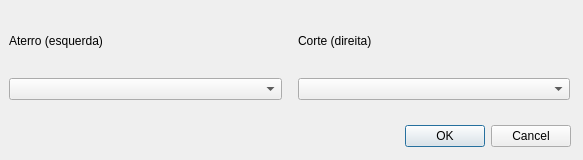
Old version of the form app/view/ui/setTransPtsIndexes.ui in the repository matheusfillipe/Topografia.
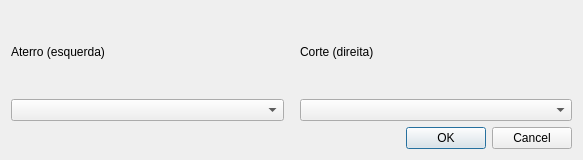
New version of the form.

Commit message: Criar Traçado Horizontal - Gerar traçado shapefile

```diff
--- a/app/view/ui/setTransPtsIndexes.ui
+++ b/app/view/ui/setTransPtsIndexes.ui
@@ -13,31 +13,8 @@
   <property name="windowTitle">
    <string>Pontos de corte e aterro</string>
   </property>
-  <widget class="QDialogButtonBox" name="buttonBox">
-   <property name="geometry">
-    <rect>
-     <x>230</x>
-     <y>120</y>
-     <width>341</width>
-     <height>32</height>
-    </rect>
-   </property>
-   <property name="orientation">
-    <enum>Qt::Horizontal</enum>
-   </property>
-   <property name="standardButtons">
-    <set>QDialogButtonBox::Cancel|QDialogButtonBox::Ok</set>
-   </property>
-  </widget>
-  <widget class="QWidget" name="horizontalLayoutWidget">
-   <property name="geometry">
-    <rect>
-     <x>9</x>
-     <y>9</y>
-     <width>561</width>
-     <height>91</height>
-    </rect>
-   </property>
+  <layout class="QGridLayout" name="gridLayout">
+   <item row="0" column="0">
    <layout class="QHBoxLayout" name="horizontalLayout">
     <item>
      <layout class="QVBoxLayout" name="verticalLayout_2">
@@ -92,7 +69,18 @@
      </layout>
     </item>
    </layout>
-  </widget>
+   </item>
+   <item row="1" column="0">
+    <widget class="QDialogButtonBox" name="buttonBox">
+     <property name="orientation">
+      <enum>Qt::Horizontal</enum>
+     </property>
+     <property name="standardButtons">
+      <set>QDialogButtonBox::Cancel|QDialogButtonBox::Ok</set>
+     </property>
+    </widget>
+   </item>
+  </layout>
  </widget>
  <resources/>
  <connections>
```
Lines whose indentation alone changed are shown as unchanged. The commit also changes 53 other files.
